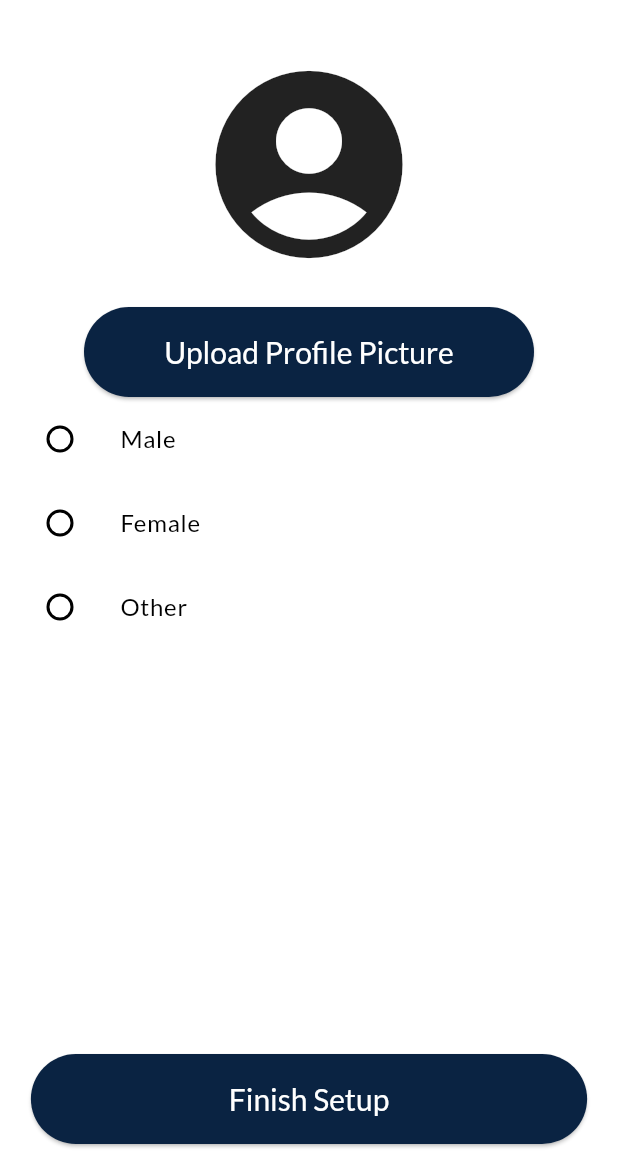
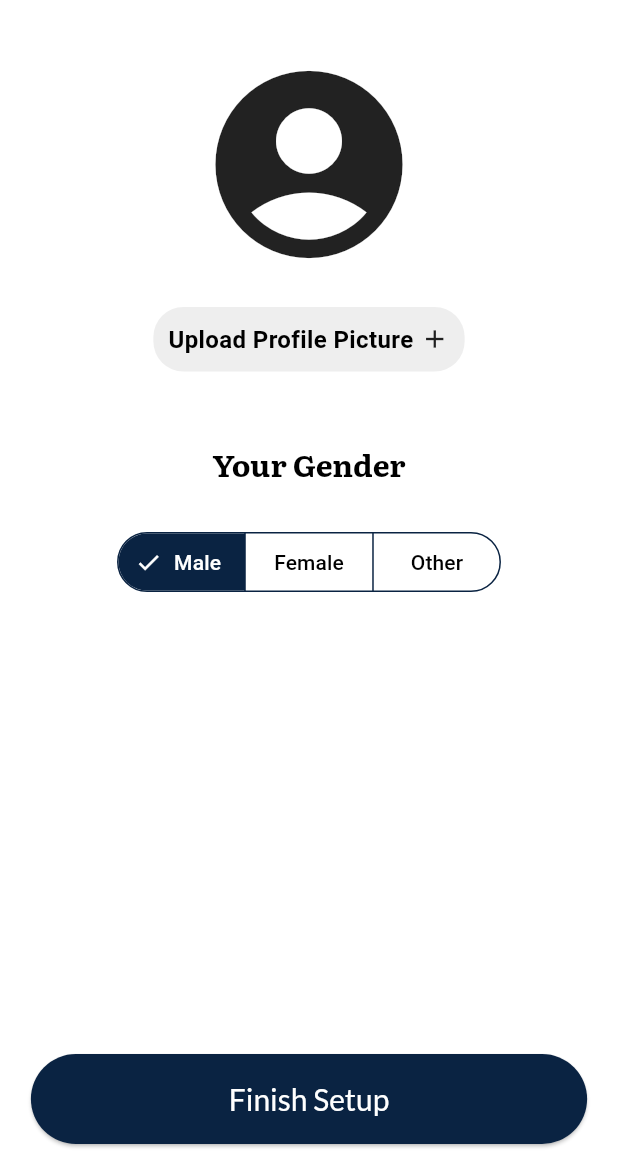
Before and after one commit to Timo7308/story-mate, a Flutter app: the ProfilePage screen opened directly, on a phone screen of 412 x 824 dp, the part 62-1236 px from its top. Run offline on Flutter 3.47's test engine with Material 3 defaults, Android fonts, the phone set to English and light mode, and no system bars; our stand-ins replace cloud_firestore, firebase_auth, firebase_core, firebase_database, firebase_storage, flutter_chat_types and 2 more; accounts and stored records are empty.

```diff
--- a/story_mate/lib/profile/profile.dart
+++ b/story_mate/lib/profile/profile.dart
@@ -37,9 +37,14 @@ class _ProfilePageState extends State<ProfilePage> {
                   Center(child: _profileImage()),
                   const SizedBox(height: 20),
                   _uploadButton(),
-                  _genderChoiceTile(Gender.male, 'Male'),
-                  _genderChoiceTile(Gender.female, 'Female'),
-                  _genderChoiceTile(Gender.other, 'Other'),
+                  const SizedBox(height: 50), // Reduced space here
+                  Text(
+                    'Your Gender',
+                    style: Theme.of(context).textTheme.displayMedium,
+                  ),
+
+                  const SizedBox(height: 30),
+                  _genderSegmentedButton(),
                   const SizedBox(height: 20),
                 ],
               ),
@@ -50,59 +55,78 @@ class _ProfilePageState extends State<ProfilePage> {
       ),
     );
   }
+
   Widget _profileImage() {
     if (_profileImageUrl != null) {
-      return Image.network(
+      return ClipOval(
+        child: Image.network(
           _profileImageUrl!,
           width: 150,
           height: 150,
           fit: BoxFit.cover,
+        ),
       );
     } else {
-      return const Icon(Icons.account_circle, size: 150);
+      return const ClipOval(
+        child: Icon(Icons.account_circle, size: 150),
+      );
     }
   }
 
   Widget _uploadButton() {
-    return Center(
-      child: SizedBox(
-        width: 300, // Set the width as per your requirement
-        child: ElevatedButton(
-          onPressed: () => _pickAndUploadImage(),
-          style: ElevatedButton.styleFrom(
-            // If you want to adjust the padding inside the button
-            padding: const EdgeInsets.symmetric(horizontal: 10, vertical: 5),
+    return InkWell(
+      onTap: () => _pickAndUploadImage(),
+      child: Container(
+        decoration: BoxDecoration(
+          color: Colors.grey[200], // Set the background color to light grey
+          borderRadius: BorderRadius.circular(20), // Set border radius
         ),
-          child: const Text('Upload Profile Picture'),
+        padding: const EdgeInsets.all(10),
+        child: Row(
+          mainAxisSize: MainAxisSize.min,
+          children: [
+            const Text(
+              'Upload Profile Picture ',
+              style: TextStyle(
+                fontSize: 16,
+                fontWeight: FontWeight.bold,
+              ),
+            ),
+            Icon(Icons.add, size: 20),
+          ],
         ),
       ),
     );
   }
-  Widget _genderChoiceTile(Gender gender, String text) {
-    return ListTile(
-      title: Text(text),
-      leading: Radio<Gender>(
-        value: gender,
-        groupValue: _selectedGender,
-        onChanged: (Gender? value) {
+
+  Widget _genderSegmentedButton() {
+    return SegmentedButton<Gender>(
+      segments: const <ButtonSegment<Gender>>[
+        ButtonSegment<Gender>(value: Gender.male, label: Text('Male')),
+        ButtonSegment<Gender>(value: Gender.female, label: Text('Female')),
+        ButtonSegment<Gender>(value: Gender.other, label: Text('Other')),
+      ],
+      selected: _selectedGender != null
+          ? <Gender>{_selectedGender!}
+          : <Gender>{Gender.male}, // Default selection
+      onSelectionChanged: (Set<Gender> newSelection) {
         setState(() {
-            _selectedGender = value;
+          _selectedGender = newSelection.first;
         });
-          _saveGenderToFirebase(text.toLowerCase());
+        _saveGenderToFirebase(newSelection.first.toString().split('.')[1]);
       },
-      ),
     );
   }
 
   Positioned _finishSetupButton() {
     return Positioned(
-      bottom: 10, // Reduced value to move the button higher
+      bottom: 10,
       left: 15,
       right: 15,
       child: Container(
-        width: MediaQuery.of(context).size.width * 0.9, // Adjust width as needed
+        width: MediaQuery.of(context).size.width * 0.9,
         child: Padding(
-          padding: const EdgeInsets.only(bottom: 20), // Add padding to move the button up
+          padding: const EdgeInsets.only(bottom: 20),
           child: ElevatedButton(
             onPressed: () {
               Navigator.push(
@@ -117,7 +141,6 @@ class _ProfilePageState extends State<ProfilePage> {
     );
   }
 
-
   Future<void> _pickAndUploadImage() async {
     final XFile? image = await _picker.pickImage(source: ImageSource.gallery);
 
@@ -126,7 +149,8 @@ class _ProfilePageState extends State<ProfilePage> {
 
       try {
         String userId = FirebaseAuth.instance.currentUser!.uid;
-        final firebaseStorageRef = FirebaseStorage.instance.ref().child('profile_pics/$userId');
+        final firebaseStorageRef =
+            FirebaseStorage.instance.ref().child('profile_pics/$userId');
         final uploadTask = firebaseStorageRef.putFile(file);
         final taskSnapshot = await uploadTask;
         final imageUrl = await taskSnapshot.ref.getDownloadURL();
--- a/story_mate/lib/registration/homepage.dart
+++ b/story_mate/lib/registration/homepage.dart
@@ -8,6 +8,7 @@ class HomePage extends StatelessWidget {
     return Scaffold(
       appBar: AppBar(
         title: const Text('Home'),
+
         // Remove the automatically implied leading back button
         automaticallyImplyLeading: false,
       ),
--- a/story_mate/pubspec.yaml
+++ b/story_mate/pubspec.yaml
@@ -42,6 +42,7 @@ dependencies:
   # Use with the CupertinoIcons class for iOS style icons.
   http: ^1.1.0
   cupertino_icons: ^1.0.2
+
 
 dev_dependencies:
   flutter_test:
```
Also changed, not shown: story_mate/lib/main.dart (+11 -0 lines), story_mate/lib/profile/setup.dart (+61 -6 lines), story_mate/lib/stories/start.dart (+73 -11 lines). Lines whose indentation alone changed are shown as unchanged.
